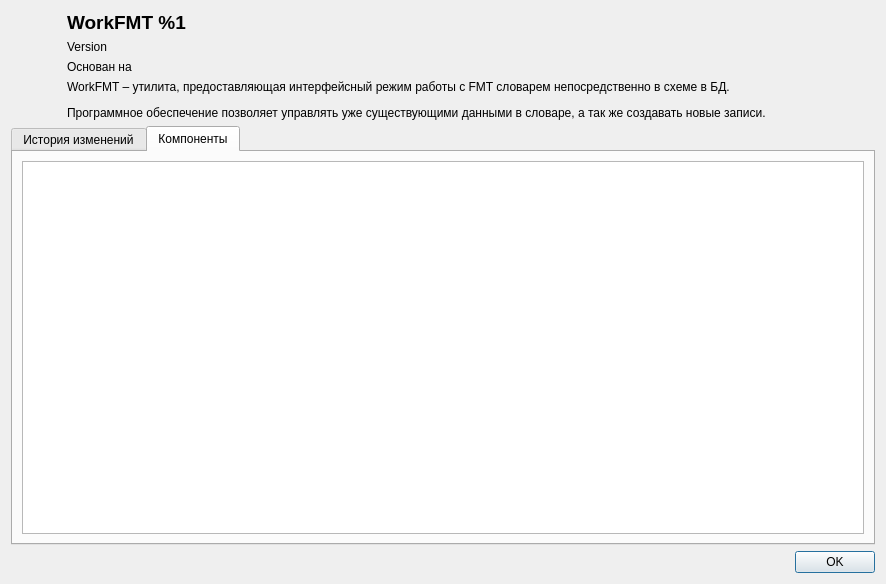
Old version of the form ToolsRuntime/aboutdlg.ui in the repository Smitt64/RsWorkTools.
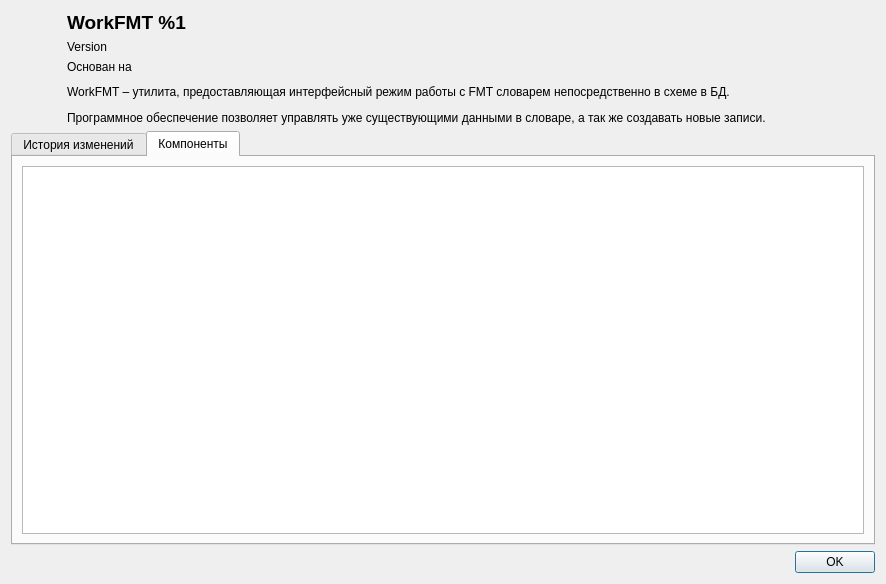
New version of the form. Icons and pictures are not drawn.

Patch:
```diff
--- a/ToolsRuntime/aboutdlg.ui
+++ b/ToolsRuntime/aboutdlg.ui
@@ -74,7 +74,23 @@
         </widget>
        </item>
        <item>
-        <widget class="QLabel" name="label_3">
+        <spacer name="verticalSpacer">
+         <property name="orientation">
+          <enum>Qt::Vertical</enum>
+         </property>
+         <property name="sizeType">
+          <enum>QSizePolicy::Minimum</enum>
+         </property>
+         <property name="sizeHint" stdset="0">
+          <size>
+           <width>20</width>
+           <height>5</height>
+          </size>
+         </property>
+        </spacer>
+       </item>
+       <item>
+        <widget class="QLabel" name="description">
          <property name="text">
           <string>&lt;html&gt;&lt;head/&gt;&lt;body&gt;&lt;p align=&quot;justify&quot;&gt;WorkFMT – утилита, предоставляющая интерфейсный режим работы с FMT словарем непосредственно в схеме в БД.&lt;/p&gt;&lt;p align=&quot;justify&quot;&gt;Программное обеспечение позволяет управлять уже существующими данными в словаре, а так же создавать новые записи.&lt;/p&gt;&lt;/body&gt;&lt;/html&gt;</string>
          </property>
```
Left out of the diff: 9 changed lines with no effect on the pictures.
